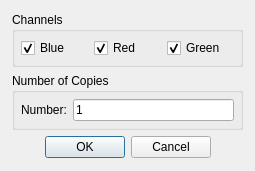
Above: apps/MicroscopeSimulator/ImageExportOptionsDialog.ui from CISMM/MicroscopeSimulator2 before the change. Below: the same form after it.
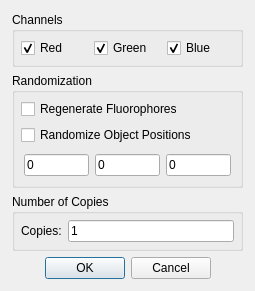
That is the form after the change.

Commit message: Finished implementation of image export dialog box that gives option of which color channels to export, whether fluorophore positions should be resampled, whether the center points of objects should be perturbed (and by how much), and how many image files should be saved.

```diff
--- a/apps/MicroscopeSimulator/ImageExportOptionsDialog.ui
+++ b/apps/MicroscopeSimulator/ImageExportOptionsDialog.ui
@@ -7,7 +7,7 @@
     <x>0</x>
     <y>0</y>
     <width>255</width>
-    <height>171</height>
+    <height>277</height>
    </rect>
   </property>
   <property name="windowTitle">
@@ -29,16 +29,6 @@
       <property name="margin">
        <number>6</number>
       </property>
-      <item>
-       <widget class="QCheckBox" name="blueChannelCheckBox">
-        <property name="text">
-         <string>Blue</string>
-        </property>
-        <property name="checked">
-         <bool>true</bool>
-        </property>
-       </widget>
-      </item>
       <item>
        <widget class="QCheckBox" name="redChannelCheckBox">
         <property name="text">
@@ -59,6 +49,72 @@
         </property>
        </widget>
       </item>
+      <item>
+       <widget class="QCheckBox" name="blueChannelCheckBox">
+        <property name="text">
+         <string>Blue</string>
+        </property>
+        <property name="checked">
+         <bool>true</bool>
+        </property>
+       </widget>
+      </item>
+     </layout>
+    </widget>
+   </item>
+   <item>
+    <widget class="QGroupBox" name="randomizationGroupBox">
+     <property name="title">
+      <string>Randomization</string>
+     </property>
+     <layout class="QVBoxLayout" name="verticalLayout_2">
+      <property name="margin">
+       <number>6</number>
+      </property>
+      <item>
+       <widget class="QCheckBox" name="regenerateFluorophoresButton">
+        <property name="text">
+         <string>Regenerate Fluorophores</string>
+        </property>
+       </widget>
+      </item>
+      <item>
+       <widget class="QCheckBox" name="randomizeObjectPositions">
+        <property name="text">
+         <string>Randomize Object Positions</string>
+        </property>
+       </widget>
+      </item>
+      <item>
+       <widget class="QWidget" name="widget" native="true">
+        <layout class="QHBoxLayout" name="horizontalLayout_2">
+         <property name="margin">
+          <number>3</number>
+         </property>
+         <item>
+          <widget class="QLineEdit" name="randomPositionRangeXEdit">
+           <property name="text">
+            <string>0</string>
+           </property>
+          </widget>
+         </item>
+         <item>
+          <widget class="QLineEdit" name="randomPositionRangeYEdit">
+           <property name="text">
+            <string>0</string>
+           </property>
+          </widget>
+         </item>
+         <item>
+          <widget class="QLineEdit" name="randomPositionRangeZEdit">
+           <property name="text">
+            <string>0</string>
+           </property>
+          </widget>
+         </item>
+        </layout>
+       </widget>
+      </item>
      </layout>
     </widget>
    </item>
@@ -77,7 +133,7 @@
       <item row="0" column="0">
        <widget class="QLabel" name="numberLabel">
         <property name="text">
-         <string>Number:</string>
+         <string>Copies:</string>
         </property>
        </widget>
       </item>
```
The commit also changes 3 other files.
